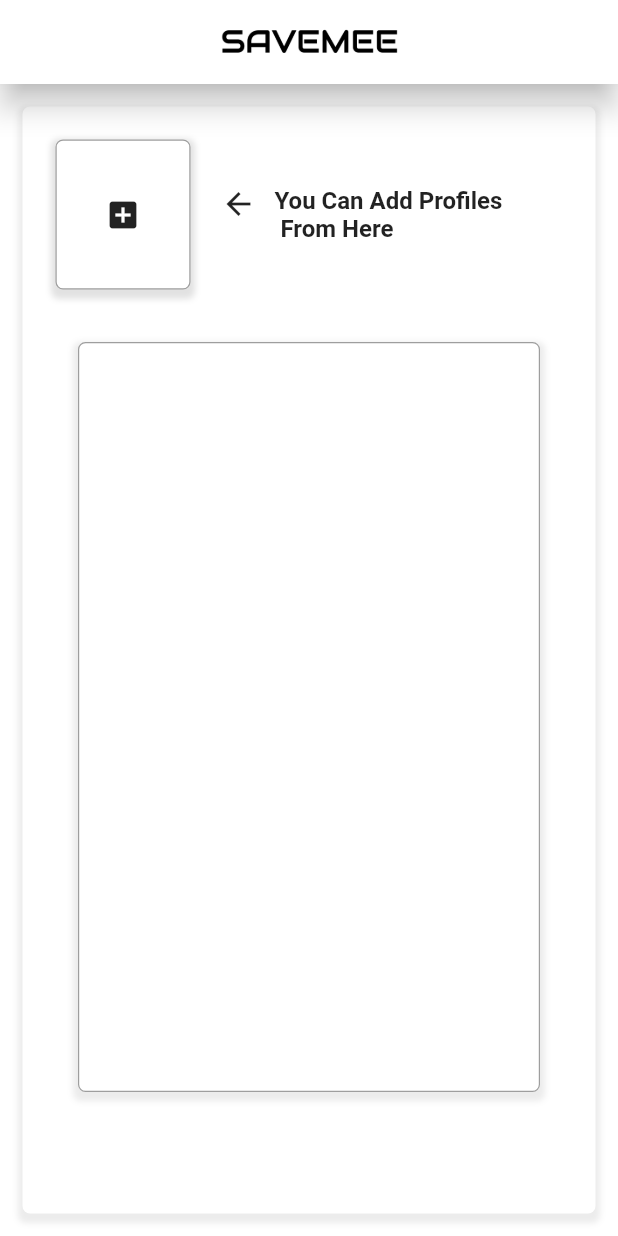
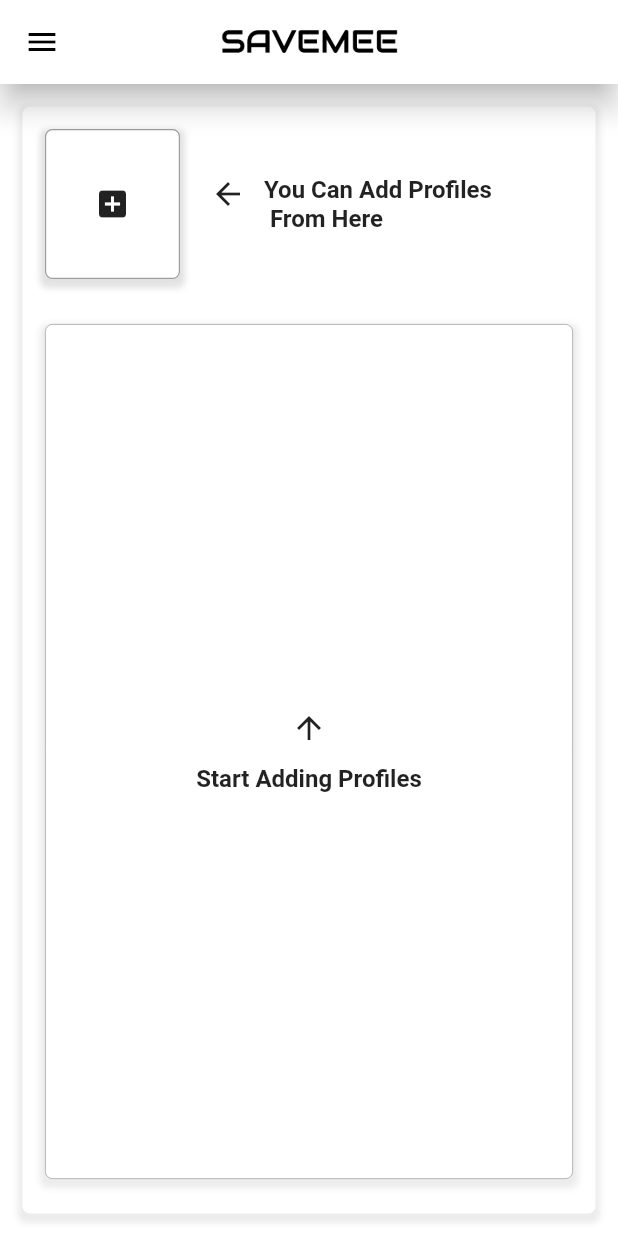
Before and after one commit to Tantawiiii/save_me, a Flutter app: the HomePage screen opened directly, on a phone screen of 412 x 824 dp. Run offline on Flutter 3.47's test engine with Material 2 defaults, Android fonts, the phone set to English and light mode, and no system bars; our stand-ins replace animated_splash_screen, google_places_flutter, page_transition.

Commit message:
finish ui screen home

```diff
--- a/lib/constants/Strings.dart
+++ b/lib/constants/Strings.dart
@@ -53,4 +53,7 @@ class Strings{
 
   static const String txtBtnLogin = "Login";
 
+  static const String txtAddProfile = "You Can Add Profiles \n From Here";
+  static const String txtStartAddProfile = "Start Adding Profiles";
+
 }
--- a/lib/main.dart
+++ b/lib/main.dart
@@ -1,5 +1,5 @@
 import 'package:flutter/material.dart';
-import 'package:save_me/src/features/authentication/Screens/splashScreen.dart';
+import 'package:save_me/src/features/home/screens/home_screen.dart';
 
 
 void main() => runApp(const SaveMe());
@@ -11,7 +11,7 @@ class SaveMe extends StatelessWidget {
   Widget build(BuildContext context) {
     return const MaterialApp(
       debugShowCheckedModeBanner: false,
-        home:  SplashScreen(),
+        home:  HomePage(),
     );
   }
 }
--- a/lib/src/features/authentication/widget/login_form.dart
+++ b/lib/src/features/authentication/widget/login_form.dart
@@ -3,7 +3,7 @@ import 'package:flutter/foundation.dart';
 import 'package:flutter/material.dart';
 import 'package:save_me/constants/settings.dart';
 import 'package:save_me/src/features/authentication/service/api_client.dart';
-import 'package:save_me/src/features/home/screens/home.dart';
+import 'package:save_me/src/features/home/screens/home_screen.dart';
 import '../../../../constants/Strings.dart';
 import '../Screens/register_screen.dart';
 import '../utils/validation.dart';
@@ -37,10 +37,9 @@ class LoginFormState extends State<LoginForm> {
             _emailController.text,
             _passwordController.text);
 
-        ScaffoldMessenger.of(context)
-            .showSnackBar(SnackBar(
-          content: const Text('Processing Login Data ...'),
-          backgroundColor: Colors.green.shade300,
+        ScaffoldMessenger.of(context).showSnackBar(SnackBar(
+          content: Text('Progress Check Data'),
+          backgroundColor: Colors.blueAccent,
         ));
 
         if(user != null){
@@ -52,7 +51,7 @@ class LoginFormState extends State<LoginForm> {
           }
           Navigator.pushReplacement(context,
             MaterialPageRoute(builder:
-                (context) => const HomePage()
+                (context) =>  HomePage()
             ),
           );
         } else{
@@ -156,7 +155,7 @@ class LoginFormState extends State<LoginForm> {
                         borderRadius: BorderRadius.circular(20),
                         child: ElevatedButton(
                           style: ElevatedButton.styleFrom(
-                            primary: Colors.grey.shade300,
+                            backgroundColor: Colors.grey.shade300,
                           ),
                           onPressed: () {
                             _LoginUserFun();
@@ -189,7 +188,7 @@ class LoginFormState extends State<LoginForm> {
                           borderRadius: BorderRadius.circular(24),
                           child: ElevatedButton(
                             style: ElevatedButton.styleFrom(
-                              primary: Colors.black,
+                              backgroundColor: Colors.black,
                             ),
                             onPressed: (){
                               Navigator.push(context,
--- a/lib/src/features/authentication/widget/register_form.dart
+++ b/lib/src/features/authentication/widget/register_form.dart
@@ -8,7 +8,7 @@ import 'package:save_me/src/features/authentication/model/user_model.dart';
 import 'package:save_me/src/features/authentication/service/api_client.dart';
 
 import '../../../../constants/Strings.dart';
-import '../../home/screens/home.dart';
+import '../../home/screens/home_screen.dart';
 import '../utils/validation.dart';
 
 class RegisterForm extends StatefulWidget {
--- a/lib/src/features/home/screens/home.dart
+++ /dev/null
@@ -1,128 +0,0 @@
-import 'package:flutter/material.dart';
-
-class HomePage extends StatefulWidget {
-  const HomePage({super.key});
-
-  static String id = 'HomeScreen';
-
-  @override
-  State<HomePage> createState() => _HomePageState();
-}
-
-class _HomePageState extends State<HomePage> {
-  @override
-  Widget build(BuildContext context) {
-    return Scaffold(
-      backgroundColor: Colors.white,
-      appBar: AppBar(
-        title: Image.asset(
-          'assets/images/logo_save_me.png',
-          fit: BoxFit.cover,
-          height: 18,
-          width: 120,
-        ),
-        centerTitle: true,
-        backgroundColor: Colors.white,
-        elevation: 8,
-      ),
-      body: Container(
-        width: double.infinity,
-        height: double.infinity,
-        padding: const EdgeInsets.all(22.0),
-        margin: const EdgeInsets.all(15.0),
-        decoration: BoxDecoration(
-          color: Colors.white,
-          borderRadius: BorderRadius.circular(5), // Add rounded corners
-          boxShadow: [
-            BoxShadow(
-              color: Colors.grey.withOpacity(0.2),
-              spreadRadius: 3,
-              blurRadius: 3,
-              offset: const Offset(0, 3),
-            ),
-          ],
-        ),
-        child: Column(
-          children: [
-            Row(
-              children: [
-                InkWell(
-                  child: Container(
-                    width: 90,
-                    height: 100,
-                    margin: const EdgeInsets.only(right: 20),
-                    decoration: BoxDecoration(
-                      color: Colors.white,
-                      borderRadius: BorderRadius.circular(5),
-                      border: Border.all(
-                        color: Colors.grey,
-                        width: 0.8,
-                      ),
-                      boxShadow: [
-                        BoxShadow(
-                          color: Colors.grey.withOpacity(0.3),
-                          spreadRadius: 3,
-                          blurRadius: 3,
-                          offset: const Offset(0, 3),
-                        ),
-                      ],
-                    ),
-                    child: const Center(
-                      child: Icon(Icons.add_box),
-                    ),
-                  ),
-                  onTap: () {
-                    // Action to add Profile Card
-                    print("Tapped on Add Profile");
-                  },
-                ),
-                const Center(
-                  child: Row(
-                      crossAxisAlignment: CrossAxisAlignment.start,
-                      children: <Widget>[
-                        Icon(Icons.arrow_back_sharp),
-                        SizedBox(
-                          width: 12.0,
-                        ),
-                        Text(
-                          "You Can Add Profiles \n From Here",
-                          style: TextStyle(
-                            fontSize: 16,
-                            // fontFamily: Settings.getFontFamilyCairo(),
-                            fontWeight: FontWeight.bold,
-                          ),
-                        ),
-                      ]),
-                ),
-              ],
-            ),
-            const SizedBox(height: 20,),
-            Container(
-              width: double.infinity,
-              height:500,
-              padding: const EdgeInsets.all(22.0),
-              margin: const EdgeInsets.all(15.0),
-              decoration: BoxDecoration(
-                color: Colors.white,
-                borderRadius: BorderRadius.circular(5),
-                border: Border.all(
-                  color: Colors.grey,
-                  width: 0.8,
-                ),
-                // Add rounded corners
-                boxShadow: [
-                  BoxShadow(
-                    color: Colors.grey.withOpacity(0.2),
-                    spreadRadius: 3,
-                    blurRadius: 3,
-                    offset: const Offset(0, 3),
-                  ),
-                ],
-              ),
-            ),
-          ],
-        ),
-      ),
-    );
-  }
-}
--- /dev/null
+++ b/lib/src/features/home/screens/home_screen.dart
@@ -0,0 +1,202 @@
+import 'package:flutter/material.dart';
+import 'package:save_me/constants/Strings.dart';
+
+class HomePage extends StatefulWidget {
+  const HomePage({super.key});
+
+  static String id = 'HomeScreen';
+
+  @override
+  State<HomePage> createState() => _HomePageState();
+}
+
+class _HomePageState extends State<HomePage> {
+  @override
+  Widget build(BuildContext context) {
+    return Scaffold(
+      backgroundColor: Colors.white,
+      appBar: AppBar(
+        title: Image.asset(
+          'assets/images/logo_save_me.png',
+          fit: BoxFit.cover,
+          height: 18,
+          width: 120,
+        ),
+        centerTitle: true,
+        backgroundColor: Colors.white,
+        elevation: 8,
+        iconTheme: const IconThemeData(color: Colors.black),
+      ),
+      drawer: Drawer(
+        child: ListView(
+          padding: EdgeInsets.zero,
+          children: [
+            const DrawerHeader(
+              decoration: BoxDecoration(
+                color: Colors.white,
+              ),
+              child: Image(
+                image: AssetImage('assets/images/logowithnobg.png'),
+                height: 18,
+                width: 80,
+              ),
+            ),
+            ListTile(
+              leading: const Icon(
+                Icons.home_rounded,
+                color: Colors.indigo,
+              ),
+              title: const Text(
+                'Home',
+                style: TextStyle(
+                  fontSize: 18,
+                ),
+              ),
+              onTap: () {
+                Navigator.pop(context);
+              },
+            ),
+            const SizedBox(height: 20),
+            ListTile(
+              leading: const Icon(
+                Icons.login,
+                color: Colors.red,
+              ),
+              title: const Text(
+                'LogOut',
+                style: TextStyle(
+                  fontSize: 18,
+                ),
+              ),
+              onTap: () {
+                Navigator.pop(context);
+              },
+            )
+          ],
+        ),
+      ),
+      body: Container(
+        width: double.infinity,
+        height: double.infinity,
+        padding: const EdgeInsets.all(15.0),
+        margin: const EdgeInsets.all(15.0),
+        decoration: BoxDecoration(
+          color: Colors.white,
+          borderRadius: BorderRadius.circular(5), // Add rounded corners
+          boxShadow: [
+            BoxShadow(
+              color: Colors.grey.withOpacity(0.2),
+              spreadRadius: 3,
+              blurRadius: 3,
+              offset: const Offset(0, 3),
+            ),
+          ],
+        ),
+        child: SingleChildScrollView(
+          child: Column(
+            crossAxisAlignment: CrossAxisAlignment.stretch,
+            children: [
+              Row(
+                children: [
+                  InkWell(
+                    child: Container(
+                      width: 90,
+                      height: 100,
+                      margin: const EdgeInsets.only(right: 20),
+                      decoration: BoxDecoration(
+                        color: Colors.white,
+                        borderRadius: BorderRadius.circular(5),
+                        border: Border.all(
+                          color: Colors.grey,
+                          width: 0.8,
+                        ),
+                        boxShadow: [
+                          BoxShadow(
+                            color: Colors.grey.withOpacity(0.3),
+                            spreadRadius: 3,
+                            blurRadius: 3,
+                            offset: const Offset(0, 3),
+                          ),
+                        ],
+                      ),
+                      child: const Center(
+                        child: Icon(Icons.add_box),
+                      ),
+                    ),
+                    onTap: () {
+                      // Action to add Profile Card
+                      print("Tapped on Add Profile");
+                    },
+                  ),
+                  const Center(
+                    child: Row(
+                        crossAxisAlignment: CrossAxisAlignment.start,
+                        children: <Widget>[
+                          Icon(Icons.arrow_back_sharp),
+                          SizedBox(
+                            width: 12.0,
+                          ),
+                          Text(
+                            Strings.txtAddProfile,
+                            style: TextStyle(
+                              fontSize: 16,
+                              // fontFamily: Settings.getFontFamilyCairo(),
+                              fontWeight: FontWeight.bold,
+                            ),
+                          ),
+                        ]),
+                  ),
+                ],
+              ),
+              const SizedBox(
+                height: 30,
+              ),
+              Container(
+                alignment: Alignment.topCenter,
+                width: double.infinity,
+                height: 570,
+                margin: const EdgeInsets.only(bottom: 8),
+                padding: const EdgeInsets.all(22.0),
+                decoration: BoxDecoration(
+                  color: Colors.white,
+                  borderRadius: BorderRadius.circular(5),
+                  border: Border.all(
+                    color: Colors.grey,
+                    width: 0.5,
+                  ),
+                  // Add rounded corners
+                  boxShadow: [
+                    BoxShadow(
+                      color: Colors.grey.withOpacity(0.2),
+                      spreadRadius: 3,
+                      blurRadius: 3,
+                      offset: const Offset(0, 3),
+                    ),
+                  ],
+                ),
+                child: const Center(
+                  child: Column(
+                      mainAxisAlignment: MainAxisAlignment.center,
+                      children: [
+                        Icon(Icons.arrow_upward_sharp),
+                        SizedBox(
+                          height: 12.0,
+                        ),
+                        Text(
+                          Strings.txtStartAddProfile,
+                          style: TextStyle(
+                            fontSize: 16,
+                            // fontFamily: Settings.getFontFamilyCairo(),
+                            fontWeight: FontWeight.bold,
+                          ),
+                        ),
+                      ]),
+                ),
+              ),
+            ],
+          ),
+        ),
+      ),
+    );
+  }
+}
--- a/pubspec.yaml
+++ b/pubspec.yaml
@@ -23,6 +23,7 @@ dependencies:
   json_annotation: ^4.0.1
   google_places_flutter: ^2.0.6
   http: ^1.1.0
+  shared_preferences: ^2.2.1
 
 dev_dependencies:
   flutter_test:
```
Also changed, not shown: lib/src/features/home/screens/add_profile_screen.dart (added), pubspec.lock, 1 other file.
